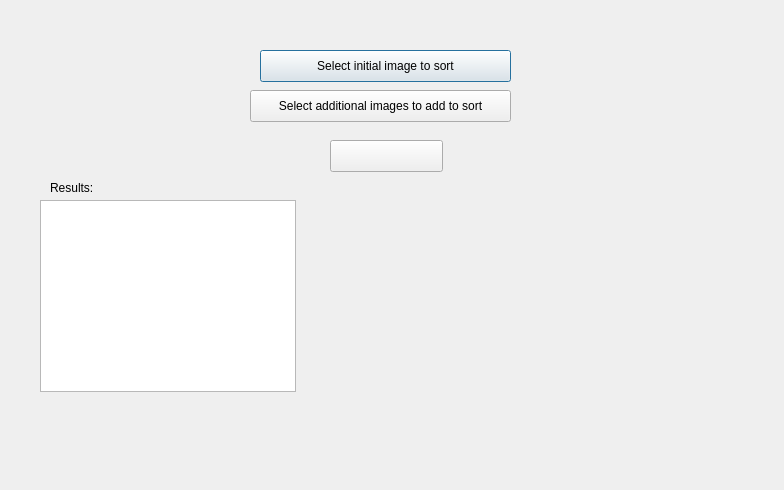
First picture: the form in photosorter.ui, repository skgage/comp_vision19, before the edit.
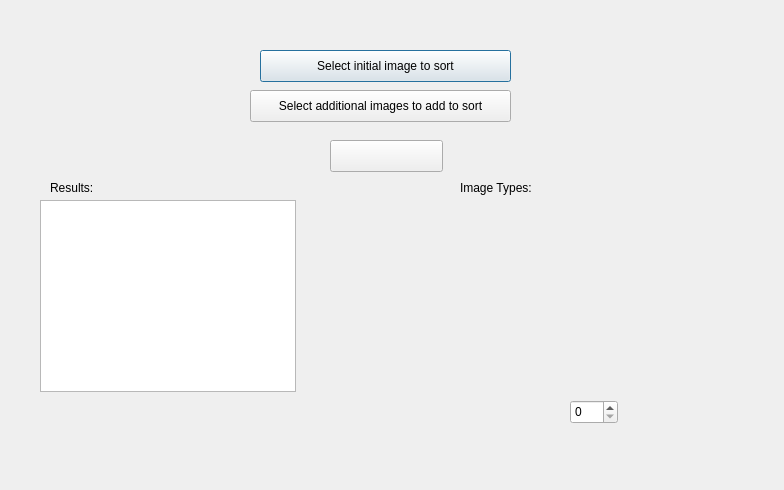
Second picture: the form after the edit.

Commit message: Fixed test.py, Updated cv_interface and photosorter ui to display photos

Patch:
```diff
--- a/photosorter.ui
+++ b/photosorter.ui
@@ -75,6 +75,42 @@
     <string/>
    </property>
   </widget>
+  <widget class="QLabel" name="label2">
+   <property name="geometry">
+    <rect>
+     <x>460</x>
+     <y>180</y>
+     <width>91</width>
+     <height>16</height>
+    </rect>
+   </property>
+   <property name="text">
+    <string>Image Types:</string>
+   </property>
+  </widget>
+  <widget class="QSpinBox" name="spinBox">
+   <property name="geometry">
+    <rect>
+     <x>570</x>
+     <y>400</y>
+     <width>48</width>
+     <height>24</height>
+    </rect>
+   </property>
+  </widget>
+  <widget class="QLabel" name="image_viewer">
+   <property name="geometry">
+    <rect>
+     <x>460</x>
+     <y>200</y>
+     <width>241</width>
+     <height>181</height>
+    </rect>
+   </property>
+   <property name="text">
+    <string/>
+   </property>
+  </widget>
  </widget>
  <resources/>
  <connections/>
```
The commit also changes 2 other files.
